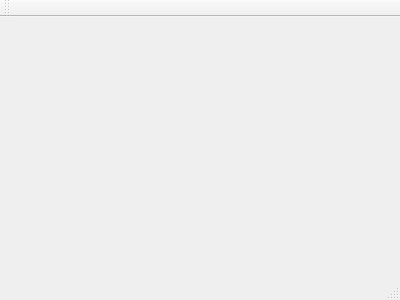
Before: the Qt Designer form mainwindow.ui in thinkpractice/MapTiler, drawn with Qt 5.
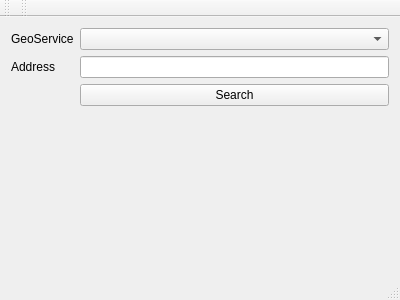
After: the same form once the commit is applied.

Commit message: Fixed segmentation fault in geo lookup because a constructed QGeoServiceProvider went out of scope. Also added selection signal to geoServiceComboBox.

The edit to the form file:
```diff
--- a/mainwindow.ui
+++ b/mainwindow.ui
@@ -12,13 +12,73 @@
   <property name="windowTitle" >
    <string>MainWindow</string>
   </property>
-  <widget class="QMenuBar" name="menuBar" />
-  <widget class="QToolBar" name="mainToolBar" />
-  <widget class="QWidget" name="centralWidget" />
-  <widget class="QStatusBar" name="statusBar" />
+  <widget class="QWidget" name="centralWidget">
+   <layout class="QHBoxLayout" name="horizontalLayout">
+    <item>
+     <layout class="QFormLayout" name="formLayout">
+      <item row="0" column="1">
+       <widget class="QComboBox" name="geoServiceComboBox"/>
+      </item>
+      <item row="1" column="0">
+       <widget class="QLabel" name="label_2">
+        <property name="text">
+         <string>Address</string>
+        </property>
+       </widget>
+      </item>
+      <item row="1" column="1">
+       <widget class="QLineEdit" name="addressField"/>
+      </item>
+      <item row="2" column="1">
+       <widget class="QPushButton" name="searchButton">
+        <property name="text">
+         <string>Search</string>
+        </property>
+       </widget>
+      </item>
+      <item row="0" column="0">
+       <widget class="QLabel" name="label">
+        <property name="text">
+         <string>GeoService</string>
+        </property>
+       </widget>
+      </item>
+     </layout>
+    </item>
+   </layout>
+  </widget>
+  <widget class="QMenuBar" name="menuBar">
+   <property name="geometry">
+    <rect>
+     <x>0</x>
+     <y>0</y>
+     <width>400</width>
+     <height>22</height>
+    </rect>
+   </property>
+  </widget>
+  <widget class="QToolBar" name="mainToolBar">
+   <attribute name="toolBarArea">
+    <enum>TopToolBarArea</enum>
+   </attribute>
+   <attribute name="toolBarBreak">
+    <bool>false</bool>
+   </attribute>
+  </widget>
+  <widget class="QStatusBar" name="statusBar"/>
+  <widget class="QToolBar" name="toolBar">
+   <property name="windowTitle">
+    <string>toolBar</string>
+   </property>
+   <attribute name="toolBarArea">
+    <enum>TopToolBarArea</enum>
+   </attribute>
+   <attribute name="toolBarBreak">
+    <bool>false</bool>
+   </attribute>
+  </widget>
  </widget>
- <layoutDefault spacing="6" margin="11" />
- <pixmapfunction></pixmapfunction>
+ <layoutdefault spacing="6" margin="11"/>
  <resources/>
  <connections/>
 </ui>
```
Left out of the diff: 7 changed lines with no effect on the pictures. The commit also changes 3 other files.
